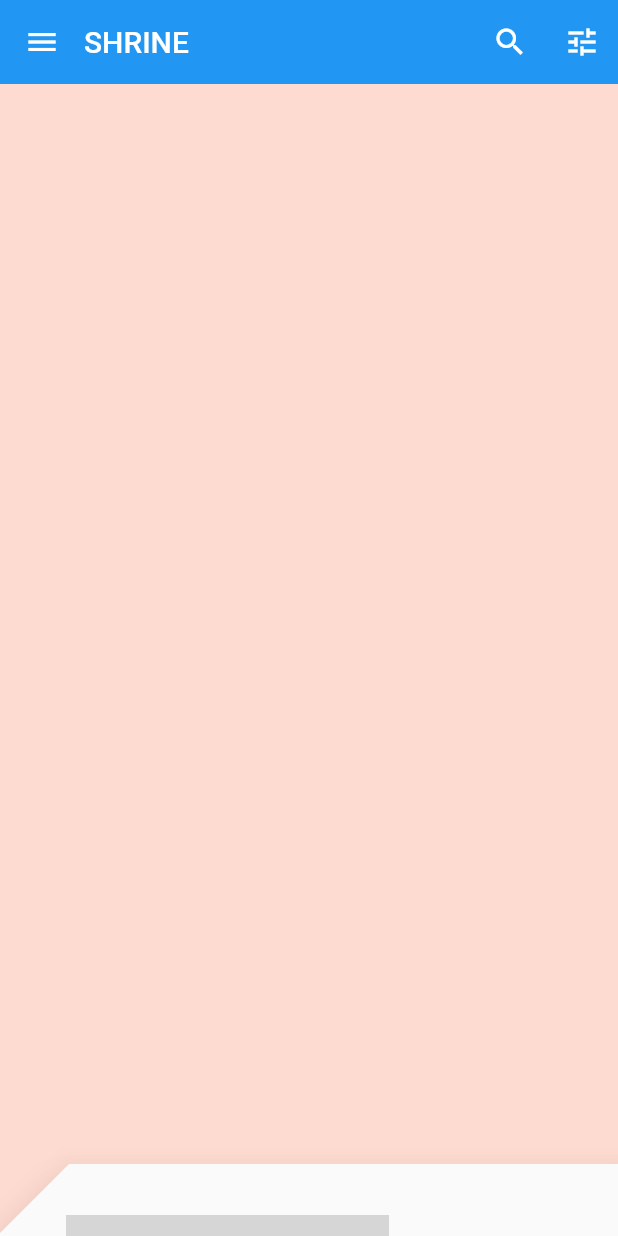
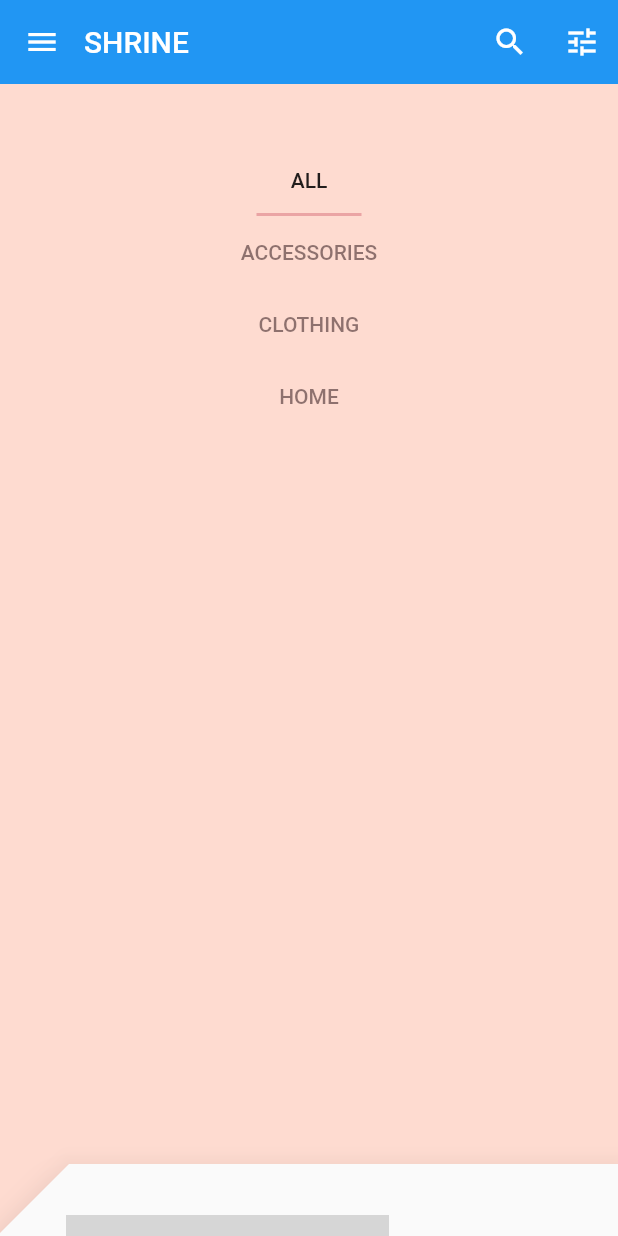
Before and after one commit to bechahedfiras/MDC-101-Flutter, a Flutter app: the screen it shows after launch, after a tap on the "menu" icon, on a phone screen of 412 x 824 dp. Run offline on Flutter 3.47's test engine with Material 2 defaults, Android fonts, the phone set to English and light mode, and no system bars; grey boxes are pictures that could not be loaded.

Commit message:
Menu buttons added

```diff
--- a/lib/app.dart
+++ b/lib/app.dart
@@ -17,16 +17,34 @@ import 'home.dart';
 import 'login.dart';
 import 'model/product.dart'; // New code
 import 'supplemental/cut_corners_border.dart';
-
+import 'backdrop.dart';
+import 'colors.dart';
+import 'home.dart';
+import 'login.dart';
+import 'category_menu_page.dart';
+import 'model/product.dart';
+import 'supplemental/cut_corners_border.dart';
 import 'package:flutter/material.dart';
 import 'colors.dart';
 import 'home.dart';
 import 'login.dart';
 import 'supplemental/cut_corners_border.dart';
 // TODO: Convert ShrineApp to stateful widget (104)
-class ShrineApp extends StatelessWidget {
+class ShrineApp extends StatefulWidget {
   const ShrineApp({Key? key}) : super(key: key);
 
+  @override
+  State<ShrineApp> createState() => _ShrineAppState();
+}
+
+class _ShrineAppState extends State<ShrineApp> {
+  Category _currentCategory = Category.all;
+
+  void _onCategoryTap(Category category) {
+    setState(() {
+      _currentCategory = category;
+    });
+  }
   @override
   Widget build(BuildContext context) {
     return MaterialApp(
@@ -34,11 +52,14 @@ class ShrineApp extends StatelessWidget {
       // TODO: Change home: to a Backdrop with a HomePage frontLayer (104)
       home: Backdrop(
         // TODO: Make currentCategory field take _currentCategory (104)
-        currentCategory: Category.all,
+        currentCategory: _currentCategory,
         // TODO: Pass _currentCategory for frontLayer (104)
         frontLayer: HomePage(),
         // TODO: Change backLayer field value to CategoryMenuPage (104)
-        backLayer: Container(color: kShrinePink100),
+        backLayer: CategoryMenuPage(
+          currentCategory: _currentCategory,
+          onCategoryTap: _onCategoryTap,
+        ),
         frontTitle: Text('SHRINE'),
         backTitle: Text('MENU'),
       ),
@@ -59,7 +80,7 @@ class ShrineApp extends StatelessWidget {
 }
 
 // TODO: Build a Shrine Theme (103)
-final ThemeData _kShrineTheme = _buildShrineTheme();
+
 
 ThemeData _buildShrineTheme() {
   final ThemeData base = ThemeData.light();
@@ -107,4 +128,10 @@ TextTheme _buildShrineTextTheme(TextTheme base) {
     bodyColor: kShrineBrown900,
   );
 }
+
+  @override
+  Widget build(BuildContext context) {
+    // TODO: implement build
+    throw UnimplementedError();
+  }
 // TODO: Build a Shrine Text Theme (103)
--- /dev/null
+++ b/lib/category_menu_page.dart
@@ -0,0 +1,68 @@
+import 'package:flutter/material.dart';
+import 'package:meta/meta.dart';
+
+import 'colors.dart';
+import 'model/product.dart';
+
+class CategoryMenuPage extends StatelessWidget {
+  final Category currentCategory;
+  final ValueChanged<Category> onCategoryTap;
+  final List<Category> _categories = Category.values;
+
+  const CategoryMenuPage({
+    Key? key,
+    required this.currentCategory,
+    required this.onCategoryTap,
+  }) : super(key: key);
+
+  Widget _buildCategory(Category category, BuildContext context) {
+    final categoryString =
+    category.toString().replaceAll('Category.', '').toUpperCase();
+    final ThemeData theme = Theme.of(context);
+
+    return GestureDetector(
+      onTap: () => onCategoryTap(category),
+      child: category == currentCategory
+          ? Column(
+        children: <Widget>[
+          const SizedBox(height: 16.0),
+          Text(
+            categoryString,
+            style: theme.textTheme.bodyText1,
+            textAlign: TextAlign.center,
+          ),
+          const SizedBox(height: 14.0),
+          Container(
+            width: 70.0,
+            height: 2.0,
+            color: kShrinePink400,
+          ),
+        ],
+      )
+          : Padding(
+        padding: const EdgeInsets.symmetric(vertical: 16.0),
+        child: Text(
+          categoryString,
+          style: theme.textTheme.bodyText1!.copyWith(
+              color: kShrineBrown900.withAlpha(153)
+          ),
+          textAlign: TextAlign.center,
+        ),
+      ),
+    );
+  }
+
+  @override
+  Widget build(BuildContext context) {
+    return Center(
+      child: Container(
+        padding: const EdgeInsets.only(top: 40.0),
+        color: kShrinePink100,
+        child: ListView(
+            children: _categories
+                .map((Category c) => _buildCategory(c, context))
+                .toList()),
+      ),
+    );
+  }
+}
```
